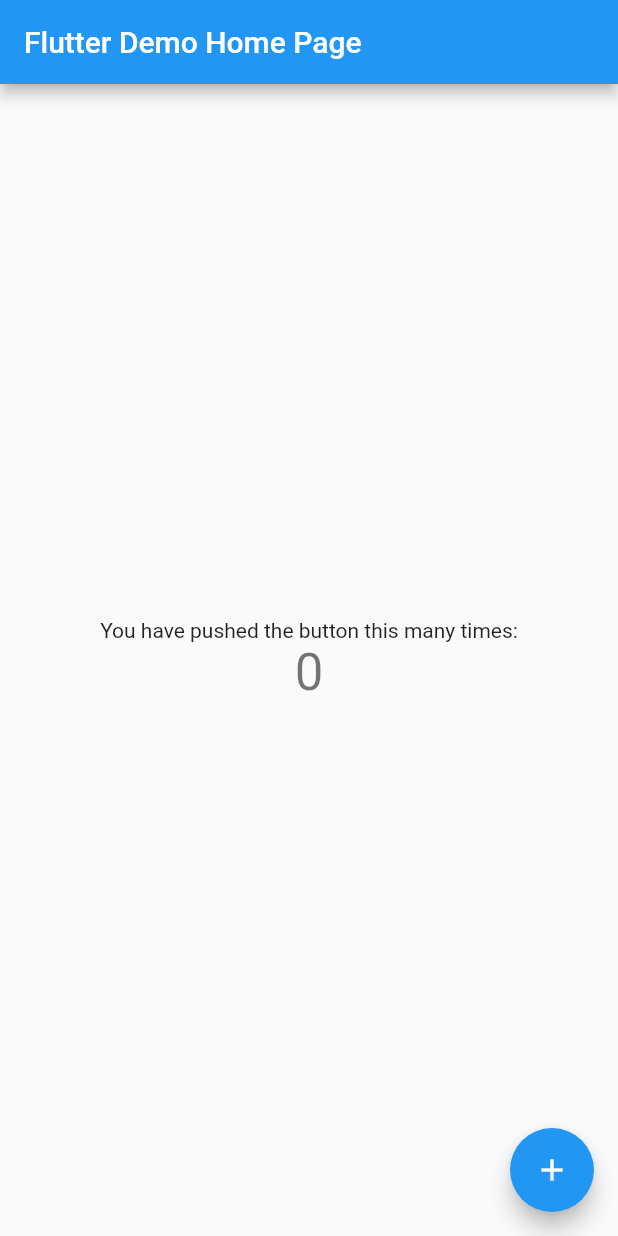
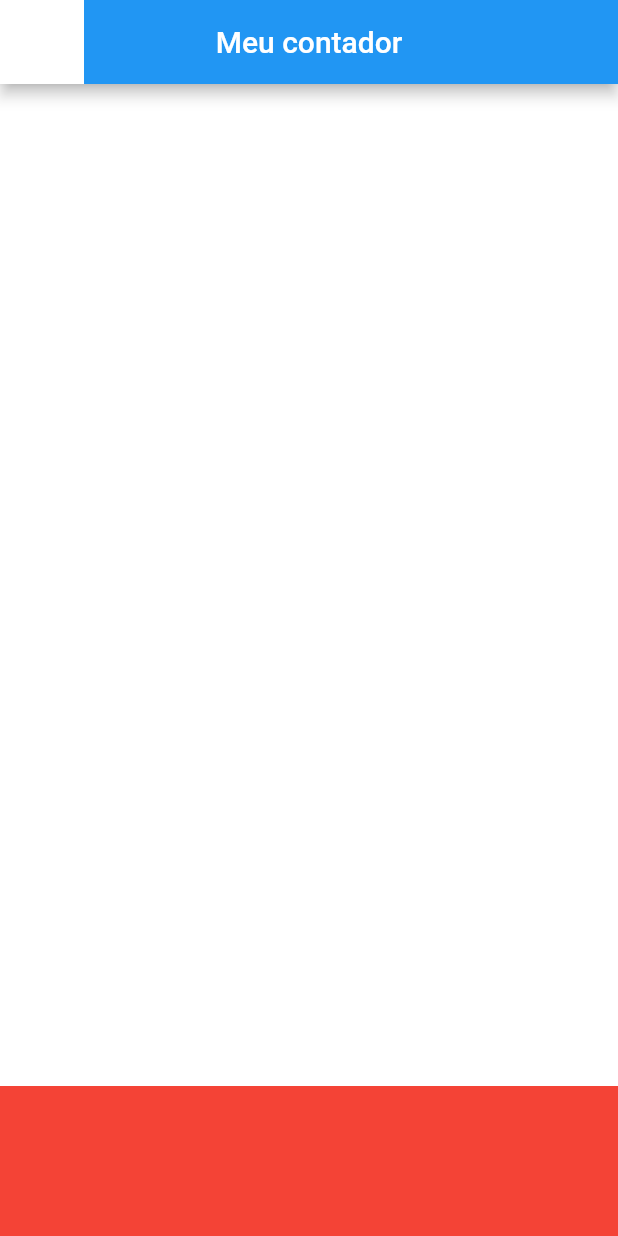
Before and after one commit to misael28/flutterCounterScreen, a Flutter app: the screen it shows after launch, on a phone screen of 412 x 824 dp. Run offline on Flutter 3.47's test engine with Material 2 defaults, Android fonts, the phone set to English and light mode, and no system bars.

Commit message:
feat: create counter screen

```diff
--- a/lib/main.dart
+++ b/lib/main.dart
@@ -1,117 +1,36 @@
 import 'package:flutter/material.dart';
 
-void main() {
-  runApp(MyApp());
+void main(){
+  runApp(
+    MaterialApp(
+      home: CounterScreen(),
+    ),
+  );
 }
 
-class MyApp extends StatelessWidget {
-  // This widget is the root of your application.
+class CounterScreen extends StatefulWidget {
+  @override
+  _CounterScreenState createState() => _CounterScreenState();
+}
+
+class _CounterScreenState extends State<CounterScreen> {
   @override
   Widget build(BuildContext context) {
-    return MaterialApp(
-      title: 'Flutter Demo',
-      theme: ThemeData(
-        // This is the theme of your application.
-        //
-        // Try running your application with "flutter run". You'll see the
-        // application has a blue toolbar. Then, without quitting the app, try
-        // changing the primarySwatch below to Colors.green and then invoke
-        // "hot reload" (press "r" in the console where you ran "flutter run",
-        // or simply save your changes to "hot reload" in a Flutter IDE).
-        // Notice that the counter didn't reset back to zero; the application
-        // is not restarted.
-        primarySwatch: Colors.blue,
-        // This makes the visual density adapt to the platform that you run
-        // the app on. For desktop platforms, the controls will be smaller and
-        // closer together (more dense) than on mobile platforms.
-        visualDensity: VisualDensity.adaptivePlatformDensity,
+    return Scaffold(
+      appBar: AppBar(
+        title: Text("Meu contador"),
+        centerTitle: true,
+        leading: Container(
+          color: Colors.white
+        ),
       ),
-      home: MyHomePage(title: 'Flutter Demo Home Page'),
+      body: Container(
+        color: Colors.white,
+      ),
+      bottomNavigationBar: Container(
+        height: 100,
+        color: Colors.red
+      ),
     );
   }
 }
-
-class MyHomePage extends StatefulWidget {
-  MyHomePage({Key key, this.title}) : super(key: key);
-
-  // This widget is the home page of your application. It is stateful, meaning
-  // that it has a State object (defined below) that contains fields that affect
-  // how it looks.
-
-  // This class is the configuration for the state. It holds the values (in this
-  // case the title) provided by the parent (in this case the App widget) and
-  // used by the build method of the State. Fields in a Widget subclass are
-  // always marked "final".
-
-  final String title;
-
-  @override
-  _MyHomePageState createState() => _MyHomePageState();
-}
-
-class _MyHomePageState extends State<MyHomePage> {
-  int _counter = 0;
-
-  void _incrementCounter() {
-    setState(() {
-      // This call to setState tells the Flutter framework that something has
-      // changed in this State, which causes it to rerun the build method below
-      // so that the display can reflect the updated values. If we changed
-      // _counter without calling setState(), then the build method would not be
-      // called again, and so nothing would appear to happen.
-      _counter++;
-    });
-  }
-
-  @override
-  Widget build(BuildContext context) {
-    // This method is rerun every time setState is called, for instance as done
-    // by the _incrementCounter method above.
-    //
-    // The Flutter framework has been optimized to make rerunning build methods
-    // fast, so that you can just rebuild anything that needs updating rather
-    // than having to individually change instances of widgets.
-    return Scaffold(
-      appBar: AppBar(
-        // Here we take the value from the MyHomePage object that was created by
-        // the App.build method, and use it to set our appbar title.
-        title: Text(widget.title),
-      ),
-      body: Center(
-        // Center is a layout widget. It takes a single child and positions it
-        // in the middle of the parent.
-        child: Column(
-          // Column is also a layout widget. It takes a list of children and
-          // arranges them vertically. By default, it sizes itself to fit its
-          // children horizontally, and tries to be as tall as its parent.
-          //
-          // Invoke "debug painting" (press "p" in the console, choose the
-          // "Toggle Debug Paint" action from the Flutter Inspector in Android
-          // Studio, or the "Toggle Debug Paint" command in Visual Studio Code)
-          // to see the wireframe for each widget.
-          //
-          // Column has various properties to control how it sizes itself and
-          // how it positions its children. Here we use mainAxisAlignment to
-          // center the children vertically; the main axis here is the vertical
-          // axis because Columns are vertical (the cross axis would be
-          // horizontal).
-          mainAxisAlignment: MainAxisAlignment.center,
-          children: <Widget>[
-            Text(
-              'You have pushed the button this many times:',
-            ),
-            Text(
-              '$_counter',
-              style: Theme.of(context).textTheme.headline4,
-            ),
-          ],
-        ),
-      ),
-      floatingActionButton: FloatingActionButton(
-        onPressed: _incrementCounter,
-        tooltip: 'Increment',
-        child: Icon(Icons.add),
-      ), // This trailing comma makes auto-formatting nicer for build methods.
-    );
-  }
-}
```
Also changed, not shown: 1 other file.
